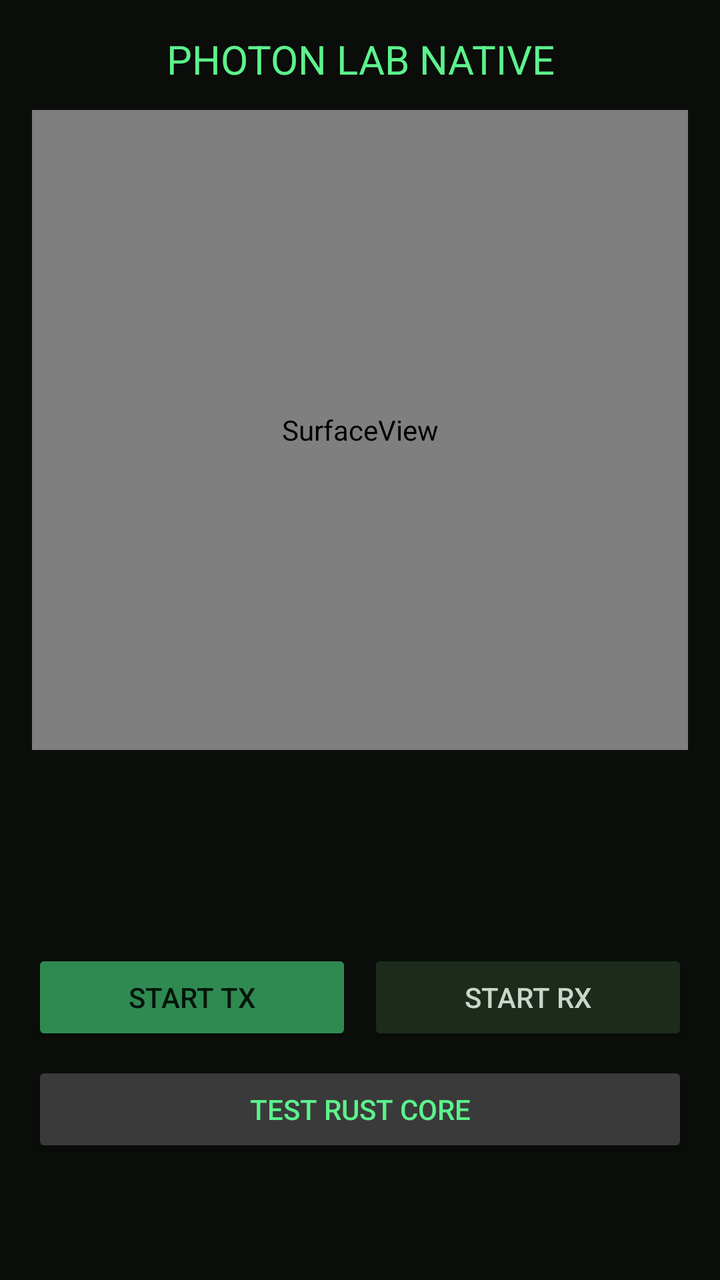
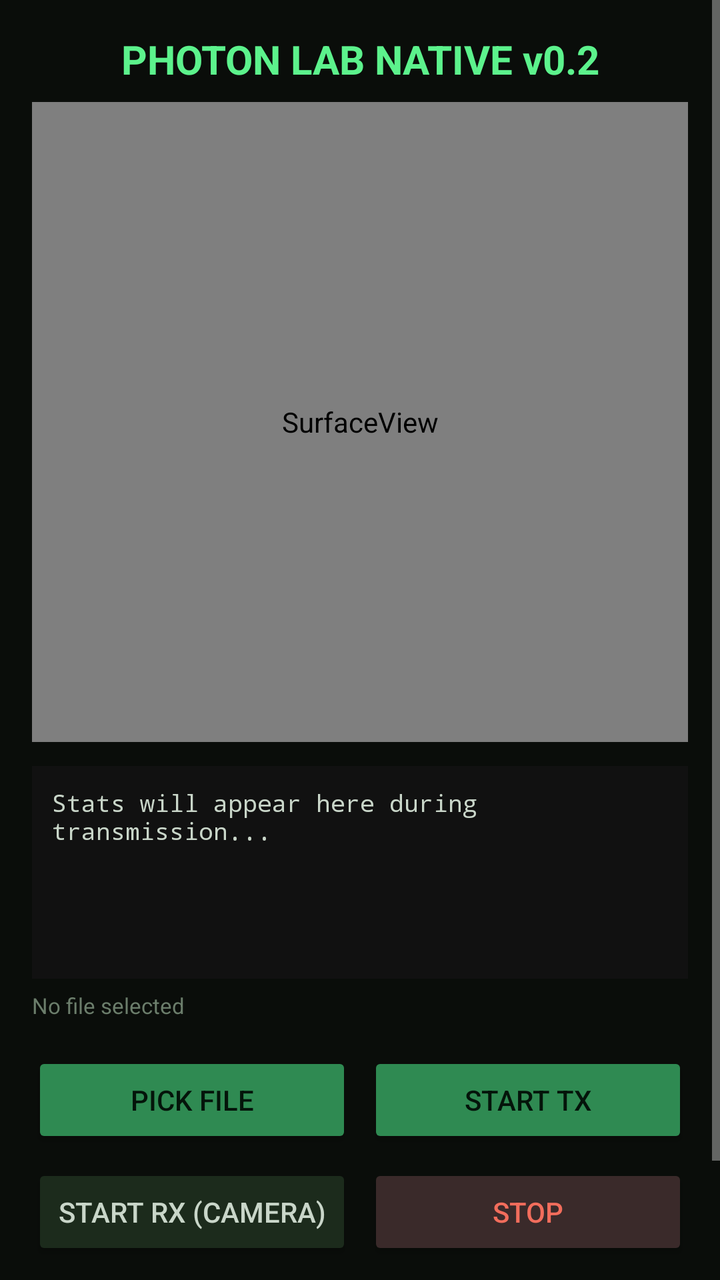

Screens rendered from an Android XML layout before and after an edit, with the pre-edit source and the edit as a unified diff.
<!-- AndroidManifest.xml: application theme Theme.AppCompat.NoActionBar -->
<!-- res/layout/activity_photon.xml -->
<?xml version="1.0" encoding="utf-8"?>
<LinearLayout xmlns:android="http://schemas.android.com/apk/res/android"
    android:layout_width="match_parent"
    android:layout_height="match_parent"
    android:orientation="vertical"
    android:padding="16dp"
    android:background="#0a0d0a">

    <TextView
        android:id="@+id/titleText"
        android:layout_width="match_parent"
        android:layout_height="wrap_content"
        android:text="PHOTON LAB NATIVE"
        android:textColor="#5cf28c"
        android:textSize="20sp"
        android:gravity="center"
        android:paddingBottom="12dp" />

    <SurfaceView
        android:id="@+id/surfaceView"
        android:layout_width="match_parent"
        android:layout_height="320dp"
        android:background="#111" />

    <TextView
        android:id="@+id/statusText"
        android:layout_width="match_parent"
        android:layout_height="wrap_content"
        android:textColor="#c9d6c9"
        android:textSize="13sp"
        android:fontFamily="monospace"
        android:padding="12dp"
        android:minLines="4" />

    <LinearLayout
        android:layout_width="match_parent"
        android:layout_height="wrap_content"
        android:orientation="horizontal"
        android:paddingTop="12dp">

        <Button
            android:id="@+id/btnStartTx"
            android:layout_width="0dp"
            android:layout_height="wrap_content"
            android:layout_weight="1"
            android:text="START TX"
            android:backgroundTint="#2f8a52"
            android:textColor="#04140a" />

        <Button
            android:id="@+id/btnStartRx"
            android:layout_width="0dp"
            android:layout_height="wrap_content"
            android:layout_weight="1"
            android:text="START RX"
            android:layout_marginStart="8dp"
            android:backgroundTint="#1c2b1c"
            android:textColor="#c9d6c9" />

    </LinearLayout>

    <Button
        android:id="@+id/btnTestCore"
        android:layout_width="match_parent"
        android:layout_height="wrap_content"
        android:text="TEST RUST CORE"
        android:layout_marginTop="8dp"
        android:backgroundTint="#3a3a3a"
        android:textColor="#5cf28c" />

</LinearLayout>
<!-- resources referenced by this layout -->
<resources>
  <style name="Theme.AppCompat.NoActionBar" parent="Theme.AppCompat">
          <item name="windowActionBar">false</item>
          <item name="windowNoTitle">true</item>
      </style>
</resources>

<!-- the commit's change to res/layout/activity_photon.xml (unified diff, before → after) -->
@@ -1,71 +1,143 @@
 <?xml version="1.0" encoding="utf-8"?>
-<LinearLayout xmlns:android="http://schemas.android.com/apk/res/android"
+<ScrollView xmlns:android="http://schemas.android.com/apk/res/android"
     android:layout_width="match_parent"
     android:layout_height="match_parent"
-    android:orientation="vertical"
-    android:padding="16dp"
-    android:background="#0a0d0a">
-
-    <TextView
-        android:id="@+id/titleText"
-        android:layout_width="match_parent"
-        android:layout_height="wrap_content"
-        android:text="PHOTON LAB NATIVE"
-        android:textColor="#5cf28c"
-        android:textSize="20sp"
-        android:gravity="center"
-        android:paddingBottom="12dp" />
-
-    <SurfaceView
-        android:id="@+id/surfaceView"
-        android:layout_width="match_parent"
-        android:layout_height="320dp"
-        android:background="#111" />
-
-    <TextView
-        android:id="@+id/statusText"
-        android:layout_width="match_parent"
-        android:layout_height="wrap_content"
-        android:textColor="#c9d6c9"
-        android:textSize="13sp"
-        android:fontFamily="monospace"
-        android:padding="12dp"
-        android:minLines="4" />
+    android:background="#0a0d0a"
+    android:fillViewport="true">
 
     <LinearLayout
         android:layout_width="match_parent"
         android:layout_height="wrap_content"
-        android:orientation="horizontal"
-        android:paddingTop="12dp">
+        android:orientation="vertical"
+        android:padding="16dp">
+
+        
+        <TextView
+            android:id="@+id/titleText"
+            android:layout_width="match_parent"
+            android:layout_height="wrap_content"
+            android:text="PHOTON LAB NATIVE v0.2"
+            android:textColor="#5cf28c"
+            android:textSize="20sp"
+            android:gravity="center"
+            android:paddingBottom="8dp"
+            android:textStyle="bold" />
+
+        
+        <FrameLayout
+            android:layout_width="match_parent"
+            android:layout_height="320dp"
+            android:layout_marginBottom="12dp">
+
+            <SurfaceView
+                android:id="@+id/surfaceView"
+                android:layout_width="match_parent"
+                android:layout_height="match_parent"
+                android:background="#111111" />
+
+            <ImageView
+                android:id="@+id/previewImage"
+                android:layout_width="match_parent"
+                android:layout_height="match_parent"
+                android:scaleType="fitCenter"
+                android:visibility="gone" />
+        </FrameLayout>
+
+        
+        <ProgressBar
+            android:id="@+id/progressBar"
+            style="?android:attr/progressBarStyleHorizontal"
+            android:layout_width="match_parent"
+            android:layout_height="8dp"
+            android:max="100"
+            android:progress="0"
+            android:visibility="gone"
+            android:layout_marginBottom="8dp" />
+
+        
+        <TextView
+            android:id="@+id/statsText"
+            android:layout_width="match_parent"
+            android:layout_height="wrap_content"
+            android:textColor="#c9d6c9"
+            android:textSize="12sp"
+            android:fontFamily="monospace"
+            android:padding="10dp"
+            android:background="#111"
+            android:minLines="6"
+            android:text="Stats will appear here during transmission..." />
+
+        
+        <TextView
+            android:id="@+id/payloadInfo"
+            android:layout_width="match_parent"
+            android:layout_height="wrap_content"
+            android:textColor="#6b7d6b"
+            android:textSize="11sp"
+            android:paddingTop="6dp"
+            android:text="No file selected" />
+
+        
+        <LinearLayout
+            android:layout_width="match_parent"
+            android:layout_height="wrap_content"
+            android:orientation="horizontal"
+            android:layout_marginTop="16dp">
+
+            <Button
+                android:id="@+id/btnPickFile"
+                android:layout_width="0dp"
+                android:layout_height="wrap_content"
+                android:layout_weight="1"
+                android:text="PICK FILE"
+                android:backgroundTint="#2f8a52"
+                android:textColor="#04140a" />
+
+            <Button
+                android:id="@+id/btnStartTx"
+                android:layout_width="0dp"
+                android:layout_height="wrap_content"
+                android:layout_weight="1"
+                android:text="START TX"
+                android:layout_marginStart="8dp"
+                android:backgroundTint="#2f8a52"
+                android:textColor="#04140a" />
+        </LinearLayout>
+
+        <LinearLayout
+            android:layout_width="match_parent"
+            android:layout_height="wrap_content"
+            android:orientation="horizontal"
+            android:layout_marginTop="8dp">
+
+            <Button
+                android:id="@+id/btnStartRx"
+                android:layout_width="0dp"
+                android:layout_height="wrap_content"
+                android:layout_weight="1"
+                android:text="START RX (CAMERA)"
+                android:backgroundTint="#1c2b1c"
+                android:textColor="#c9d6c9" />
+
+            <Button
+                android:id="@+id/btnStop"
+                android:layout_width="0dp"
+                android:layout_height="wrap_content"
+                android:layout_weight="1"
+                android:text="STOP"
+                android:layout_marginStart="8dp"
+                android:backgroundTint="#3a2a2a"
+                android:textColor="#f26d5c" />
+        </LinearLayout>
 
         <Button
-            android:id="@+id/btnStartTx"
-            android:layout_width="0dp"
+            android:id="@+id/btnTestCore"
+            android:layout_width="match_parent"
             android:layout_height="wrap_content"
-            android:layout_weight="1"
-            android:text="START TX"
-            android:backgroundTint="#2f8a52"
-            android:textColor="#04140a" />
-
-        <Button
-            android:id="@+id/btnStartRx"
-            android:layout_width="0dp"
-            android:layout_height="wrap_content"
-            android:layout_weight="1"
-            android:text="START RX"
-            android:layout_marginStart="8dp"
-            android:backgroundTint="#1c2b1c"
-            android:textColor="#c9d6c9" />
+            android:text="TEST RUST CORE"
+            android:layout_marginTop="12dp"
+            android:backgroundTint="#2a2a2a"
+            android:textColor="#5cf28c" />
 
     </LinearLayout>
-
-    <Button
-        android:id="@+id/btnTestCore"
-        android:layout_width="match_parent"
-        android:layout_height="wrap_content"
-        android:text="TEST RUST CORE"
-        android:layout_marginTop="8dp"
-        android:backgroundTint="#3a3a3a"
-        android:textColor="#5cf28c" />
-
-</LinearLayout>
+</ScrollView>
